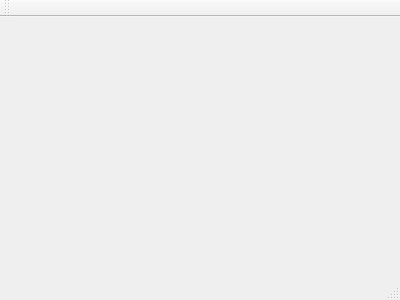
Before: the Qt Designer form TicTacToe/mainwindow.ui in bing1100/tictactoe, drawn with Qt 5.
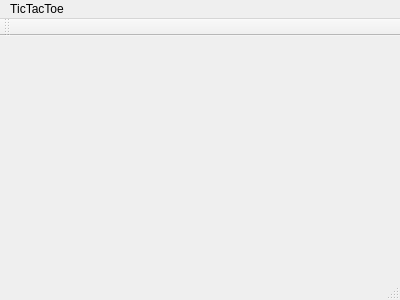
After: the same form once the commit is applied.

```diff
--- a/TicTacToe/mainwindow.ui
+++ b/TicTacToe/mainwindow.ui
@@ -12,13 +12,34 @@
   <property name="windowTitle" >
    <string>MainWindow</string>
   </property>
-  <widget class="QMenuBar" name="menuBar" />
-  <widget class="QToolBar" name="mainToolBar" />
-  <widget class="QWidget" name="centralWidget" />
-  <widget class="QStatusBar" name="statusBar" />
+  <widget class="QWidget" name="centralWidget"/>
+  <widget class="QMenuBar" name="menuBar">
+   <property name="geometry">
+    <rect>
+     <x>0</x>
+     <y>0</y>
+     <width>400</width>
+     <height>27</height>
+    </rect>
+   </property>
+   <widget class="QMenu" name="menuTicTacToe">
+    <property name="title">
+     <string>TicTacToe</string>
+    </property>
+   </widget>
+   <addaction name="menuTicTacToe"/>
+  </widget>
+  <widget class="QToolBar" name="mainToolBar">
+   <attribute name="toolBarArea">
+    <enum>TopToolBarArea</enum>
+   </attribute>
+   <attribute name="toolBarBreak">
+    <bool>false</bool>
+   </attribute>
+  </widget>
+  <widget class="QStatusBar" name="statusBar"/>
  </widget>
- <layoutDefault spacing="6" margin="11" />
- <pixmapfunction></pixmapfunction>
+ <layoutdefault spacing="6" margin="11"/>
  <resources/>
  <connections/>
 </ui>
```
Left out of the diff: 9 changed lines with no effect on the pictures.
